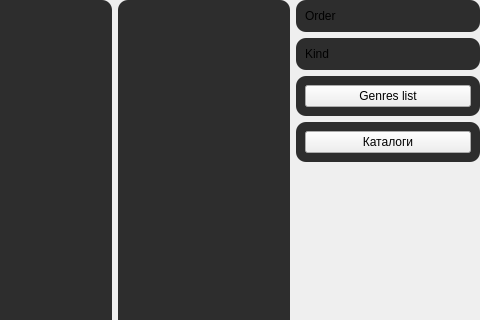
First picture: the form in data/ui/facial.ui, repository brandonzorn/Nlight, before the edit; both pictures show x 137 to 617 and y 0 to 320 of the 617 by 494 pixel window.
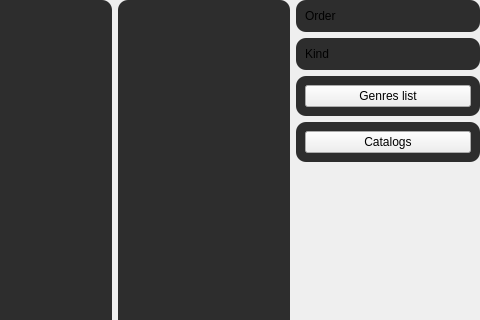
Second picture: the form after the edit. Icons and pictures are not drawn.

What changed in the file:
```diff
--- a/data/ui/facial.ui
+++ b/data/ui/facial.ui
@@ -288,7 +288,7 @@
            <cursorShape>PointingHandCursor</cursorShape>
           </property>
           <property name="text">
-           <string>Каталоги</string>
+           <string>Catalogs</string>
           </property>
          </widget>
         </item>
```
